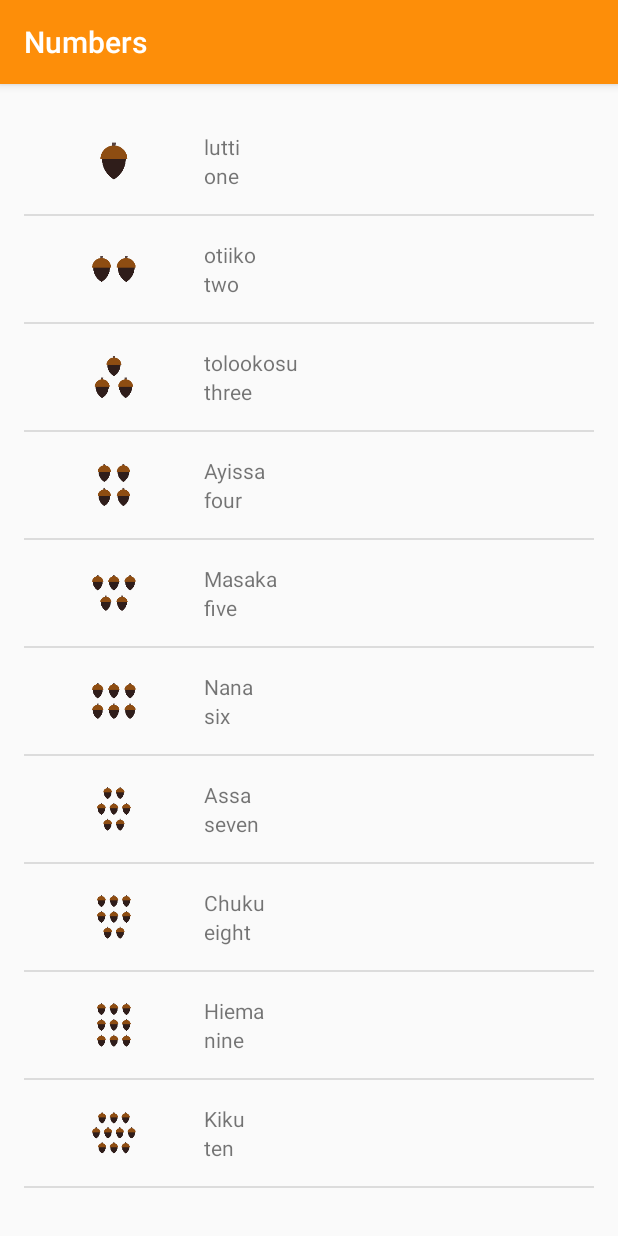
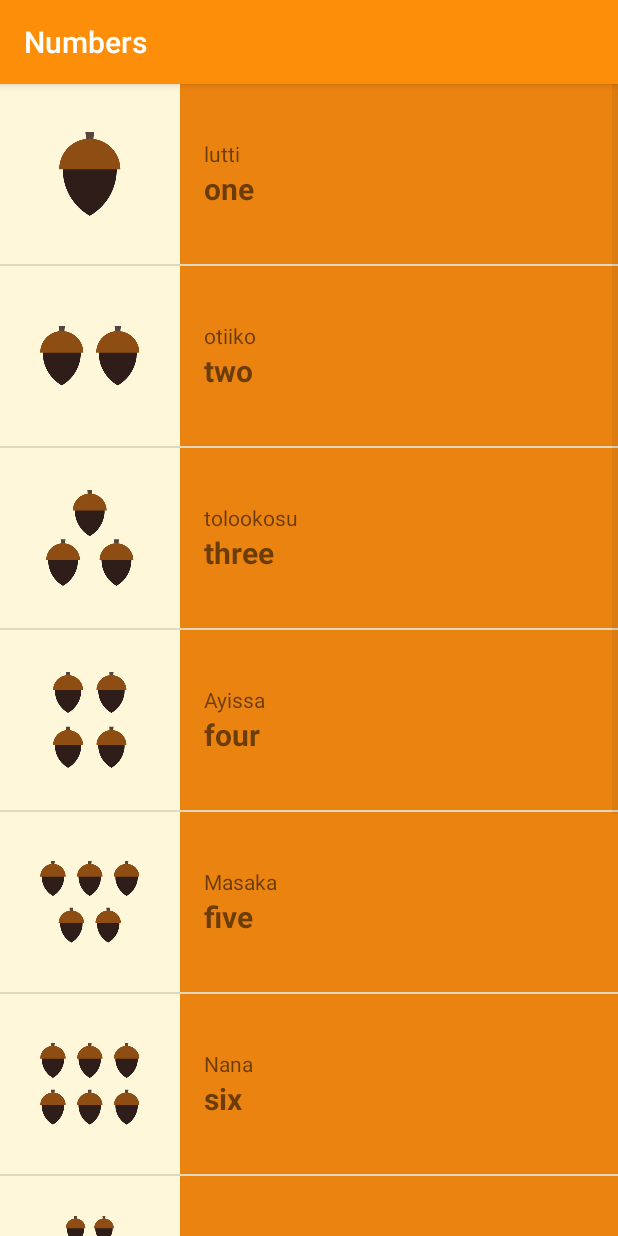
Before and after one commit to limjinsun/android-app-01, an Android app: the NumbersActivity screen opened directly, with no data from a screen before it, on a phone screen of 412 x 824 dp. Run offline under Robolectric (Android 15) with nearby library versions, the light colour scheme and no system bars.

Commit message:
update style of app

```diff
--- a/app/src/main/java/com/example/android/miwok/ColorsActivity.java
+++ b/app/src/main/java/com/example/android/miwok/ColorsActivity.java
@@ -24,7 +24,7 @@ public class ColorsActivity extends AppCompatActivity {
         wordList.add(new Word("Assa","red", R.drawable.color_red));
         wordList.add(new Word("Chuku","white", R.drawable.color_white));
 
-        WordArrayAdapter itemsAdapter = new WordArrayAdapter(this, wordList);
+        WordArrayAdapter itemsAdapter = new WordArrayAdapter(this, wordList, R.color.category_colors_dark);
         listView.setAdapter(itemsAdapter);
     }
 }
--- a/app/src/main/java/com/example/android/miwok/FamilyActivity.java
+++ b/app/src/main/java/com/example/android/miwok/FamilyActivity.java
@@ -26,7 +26,7 @@ public class FamilyActivity extends AppCompatActivity {
         wordList.add(new Word("Hiema","younger_sister", R.drawable.family_younger_sister));
         wordList.add(new Word("Kiku","daughter", R.drawable.family_daughter));
 
-        WordArrayAdapter itemsAdapter = new WordArrayAdapter(this, wordList);
+        WordArrayAdapter itemsAdapter = new WordArrayAdapter(this, wordList, R.color.category_family_dark);
         listView.setAdapter(itemsAdapter);
     }
 }
--- a/app/src/main/java/com/example/android/miwok/NumbersActivity.java
+++ b/app/src/main/java/com/example/android/miwok/NumbersActivity.java
@@ -26,7 +26,7 @@ public class NumbersActivity extends AppCompatActivity {
         wordList.add(new Word("Hiema","nine", R.drawable.number_nine));
         wordList.add(new Word("Kiku","ten", R.drawable.number_ten));
 
-        WordArrayAdapter itemsAdapter = new WordArrayAdapter(this, wordList);
+        WordArrayAdapter itemsAdapter = new WordArrayAdapter(this, wordList, R.color.category_numbers_dark);
         listView.setAdapter(itemsAdapter);
     }
 }
--- a/app/src/main/java/com/example/android/miwok/PhrasesActivity.java
+++ b/app/src/main/java/com/example/android/miwok/PhrasesActivity.java
@@ -26,7 +26,7 @@ public class PhrasesActivity extends AppCompatActivity {
         wordList.add(new Word("yoowutis","Let’s go."));
         wordList.add(new Word("әnni'nem","Come here."));
 
-        WordArrayAdapter itemsAdapter = new WordArrayAdapter(this, wordList);
+        WordArrayAdapter itemsAdapter = new WordArrayAdapter(this, wordList, R.color.category_phrases_dark);
         listView.setAdapter(itemsAdapter);
     }
 }
--- a/app/src/main/java/com/example/android/miwok/WordArrayAdapter.java
+++ b/app/src/main/java/com/example/android/miwok/WordArrayAdapter.java
@@ -1,19 +1,24 @@
 package com.example.android.miwok;
 
 import android.content.Context;
+import android.support.v4.content.ContextCompat;
 import android.util.Log;
 import android.view.LayoutInflater;
 import android.view.View;
 import android.view.ViewGroup;
 import android.widget.ArrayAdapter;
 import android.widget.ImageView;
+import android.widget.LinearLayout;
 import android.widget.TextView;
 import java.util.ArrayList;
 
 public class WordArrayAdapter extends ArrayAdapter<Word> {
 
-    public WordArrayAdapter(Context context, ArrayList<Word> words) {
+    private int colorResourceId;
+
+    public WordArrayAdapter(Context context, ArrayList<Word> words, int colorResource) {
         super(context, 0, words);
+        this.colorResourceId = colorResource;
     }
 
     // getView 뷰가 필요할때, 리스트를 재 사용해서 뷰를 만들어 내는 함수임.
@@ -31,13 +36,17 @@ public class WordArrayAdapter extends ArrayAdapter<Word> {
         // Get the data item for this position
         Word word = getItem(position);
 
+        LinearLayout textContainerLayout =  (LinearLayout) convertView.findViewById(R.id.text_container);
+        int color = ContextCompat.getColor(getContext(), colorResourceId);
+        textContainerLayout.setBackgroundColor(color);
+
         TextView englishTextView = (TextView) convertView.findViewById(R.id.default_text_view);
+        englishTextView.setText(word.getEnglishWord());
+
         TextView miwokTextView = (TextView) convertView.findViewById(R.id.miwok_text_view);
-        ImageView picsImageView = (ImageView) convertView.findViewById(R.id.pics_image_view);
-
-        englishTextView.setText(word.getEnglishWord());
         miwokTextView.setText(word.getMiwokWord());
 
+        ImageView picsImageView = (ImageView) convertView.findViewById(R.id.pics_image_view);
         if(word.hasPics()){
             picsImageView.setImageResource(word.getPics());
             picsImageView.setVisibility(View.VISIBLE);
--- a/app/src/main/res/layout/activity_colors.xml
+++ b/app/src/main/res/layout/activity_colors.xml
@@ -5,10 +5,7 @@
     android:orientation="vertical"
     android:layout_width="match_parent"
     android:layout_height="match_parent"
-    android:paddingBottom="@dimen/activity_vertical_margin"
-    android:paddingLeft="@dimen/activity_horizontal_margin"
-    android:paddingRight="@dimen/activity_horizontal_margin"
-    android:paddingTop="@dimen/activity_vertical_margin"
+    android:background="@color/tan_background"
     tools:context="com.example.android.miwok.NumbersActivity"/>
 
 
--- a/app/src/main/res/layout/activity_family.xml
+++ b/app/src/main/res/layout/activity_family.xml
@@ -5,10 +5,7 @@
     android:orientation="vertical"
     android:layout_width="match_parent"
     android:layout_height="match_parent"
-    android:paddingBottom="@dimen/activity_vertical_margin"
-    android:paddingLeft="@dimen/activity_horizontal_margin"
-    android:paddingRight="@dimen/activity_horizontal_margin"
-    android:paddingTop="@dimen/activity_vertical_margin"
+    android:background="@color/tan_background"
     tools:context="com.example.android.miwok.NumbersActivity"/>
 
 
--- a/app/src/main/res/layout/activity_numbers.xml
+++ b/app/src/main/res/layout/activity_numbers.xml
@@ -5,11 +5,16 @@
     android:orientation="vertical"
     android:layout_width="match_parent"
     android:layout_height="match_parent"
+    android:background="@color/tan_background"
+    tools:context="com.example.android.miwok.NumbersActivity"/>
+
+
+    <!--
     android:paddingBottom="@dimen/activity_vertical_margin"
-    android:paddingLeft="@dimen/activity_horizontal_margin"
-    android:paddingRight="@dimen/activity_horizontal_margin"
-    android:paddingTop="@dimen/activity_vertical_margin"
-    tools:context="com.example.android.miwok.NumbersActivity"/>
+        android:paddingLeft="@dimen/activity_horizontal_margin"
+        android:paddingRight="@dimen/activity_horizontal_margin"
+        android:paddingTop="@dimen/activity_vertical_margin"
+    -->
 
 
 
--- a/app/src/main/res/layout/activity_phrases.xml
+++ b/app/src/main/res/layout/activity_phrases.xml
@@ -5,10 +5,7 @@
     android:orientation="vertical"
     android:layout_width="match_parent"
     android:layout_height="match_parent"
-    android:paddingBottom="@dimen/activity_vertical_margin"
-    android:paddingLeft="@dimen/activity_horizontal_margin"
-    android:paddingRight="@dimen/activity_horizontal_margin"
-    android:paddingTop="@dimen/activity_vertical_margin"
+    android:background="@color/tan_background"
     tools:context="com.example.android.miwok.NumbersActivity"/>
 
 
--- a/app/src/main/res/layout/list_item.xml
+++ b/app/src/main/res/layout/list_item.xml
@@ -3,22 +3,22 @@
     xmlns:tools="http://schemas.android.com/tools"
     android:layout_width="match_parent"
     android:layout_height="wrap_content"
-    android:orientation="horizontal"
-    android:padding="16dp">
+    android:padding="0dp">
 
     <ImageView
         android:id="@+id/pics-image-view"
         android:layout_width="wrap_content"
-        android:layout_height="match_parent"
-        android:layout_marginRight="16dp"
+        android:layout_height="wrap_content"
+        android:layout_margin="16dp"
         android:src="@mipmap/ic_launcher" />
 
     <LinearLayout
         android:id="@+id/text-container"
         android:layout_width="match_parent"
-        android:layout_height="wrap_content"
+        android:layout_height="match_parent"
+        android:gravity="center_vertical"
         android:orientation="vertical"
-        android:padding="0dp">
+        android:padding="16dp">
 
         <TextView
             android:id="@+id/miwok-text-view"
@@ -30,8 +30,9 @@
             android:id="@+id/default-text-view"
             android:layout_width="match_parent"
             android:layout_height="wrap_content"
+            android:textStyle="bold"
+            android:textSize="20dp"
             tools:text="one" />
 
     </LinearLayout>
-
 </LinearLayout>
--- a/app/src/main/res/values/colors.xml
+++ b/app/src/main/res/values/colors.xml
@@ -25,13 +25,17 @@
 
     <!-- Background color for the numbers category -->
     <color name="category_numbers">#FD8E09</color>
+    <color name="category_numbers_dark">#EB8310</color>
 
     <!-- Background color for the family members category -->
     <color name="category_family">#379237</color>
+    <color name="category_family_dark">#317731</color>
 
     <!-- Background color for the colors category -->
     <color name="category_colors">#8800A0</color>
+    <color name="category_colors_dark">#74048A</color>
 
     <!-- Background color for the phrases category -->
     <color name="category_phrases">#16AFCA</color>
+    <color name="category_phrases_dark">#1E9DC0</color>
 </resources>
```
